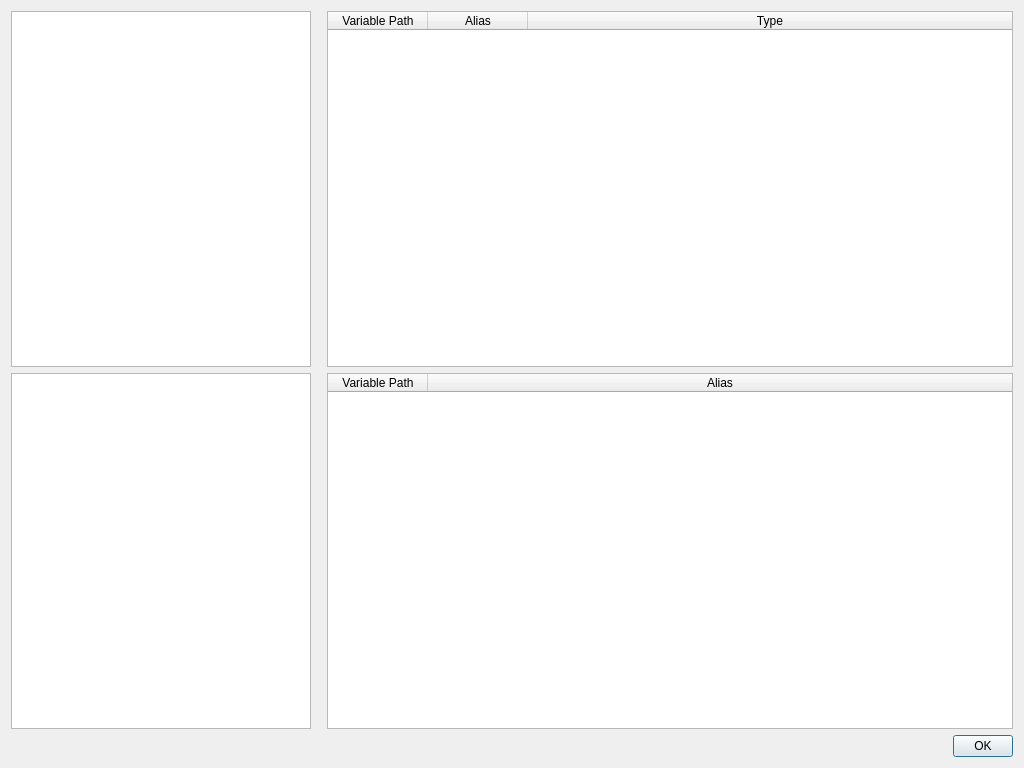
First picture: the form in gui/views/ui_files/loadSimulationTree.ui, repository feslima/metacontrol, before the edit.
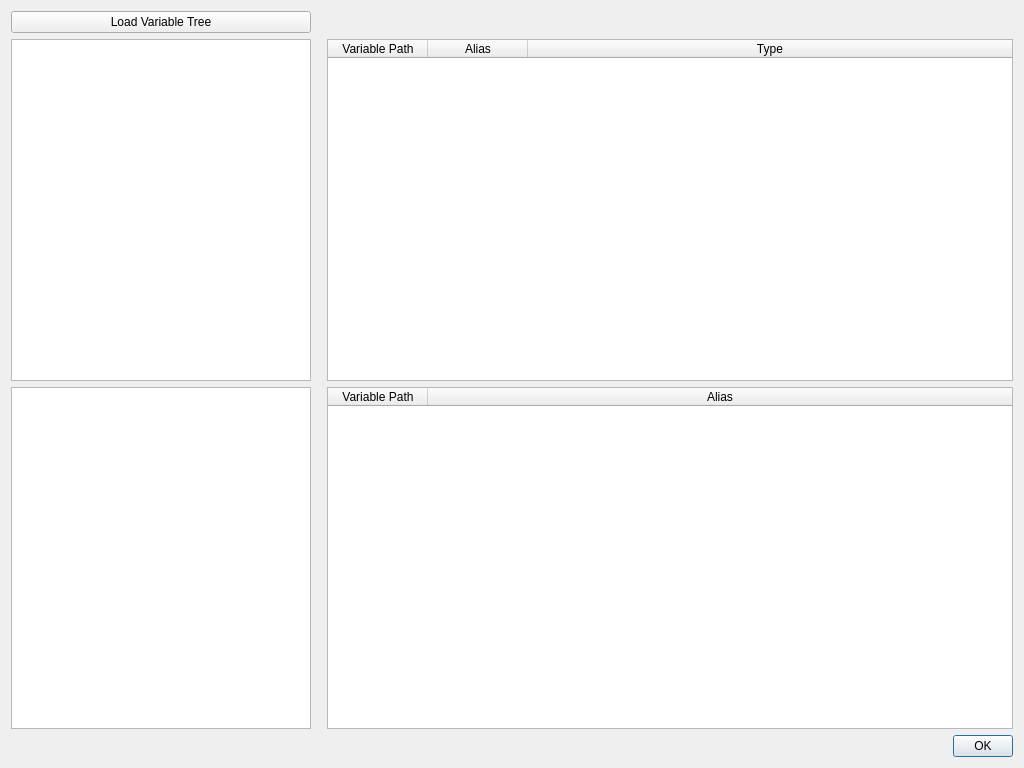
Second picture: the form after the edit.

What changed in the file:
```diff
--- a/gui/views/ui_files/loadSimulationTree.ui
+++ b/gui/views/ui_files/loadSimulationTree.ui
@@ -14,7 +14,7 @@
    <string>Dialog</string>
   </property>
   <layout class="QGridLayout" name="gridLayout">
-   <item row="0" column="1">
+   <item row="1" column="1">
     <spacer name="horizontalSpacer">
      <property name="orientation">
       <enum>Qt::Horizontal</enum>
@@ -31,6 +31,32 @@
     </spacer>
    </item>
    <item row="2" column="2">
+    <widget class="QTableWidget" name="tableWidgetOutput">
+     <property name="selectionBehavior">
+      <enum>QAbstractItemView::SelectItems</enum>
+     </property>
+     <property name="sortingEnabled">
+      <bool>true</bool>
+     </property>
+     <attribute name="horizontalHeaderMinimumSectionSize">
+      <number>61</number>
+     </attribute>
+     <attribute name="horizontalHeaderStretchLastSection">
+      <bool>true</bool>
+     </attribute>
+     <column>
+      <property name="text">
+       <string>Variable Path</string>
+      </property>
+     </column>
+     <column>
+      <property name="text">
+       <string>Alias</string>
+      </property>
+     </column>
+    </widget>
+   </item>
+   <item row="3" column="2">
     <layout class="QHBoxLayout" name="horizontalLayout_2">
      <item>
       <spacer name="horizontalSpacer_2">
@@ -63,7 +89,7 @@
      </item>
     </layout>
    </item>
-   <item row="0" column="2">
+   <item row="1" column="2">
     <widget class="QTableWidget" name="tableWidgetInput">
      <property name="styleSheet">
       <string notr="true"/>
@@ -100,52 +126,7 @@
      </column>
     </widget>
    </item>
-   <item row="1" column="2">
-    <widget class="QTableWidget" name="tableWidgetOutput">
-     <property name="selectionBehavior">
-      <enum>QAbstractItemView::SelectItems</enum>
-     </property>
-     <property name="sortingEnabled">
-      <bool>true</bool>
-     </property>
-     <attribute name="horizontalHeaderMinimumSectionSize">
-      <number>61</number>
-     </attribute>
-     <attribute name="horizontalHeaderStretchLastSection">
-      <bool>true</bool>
-     </attribute>
-     <column>
-      <property name="text">
-       <string>Variable Path</string>
-      </property>
-     </column>
-     <column>
-      <property name="text">
-       <string>Alias</string>
-      </property>
-     </column>
-    </widget>
-   </item>
-   <item row="0" column="0">
-    <widget class="QTreeView" name="treeViewInput">
-     <property name="minimumSize">
-      <size>
-       <width>300</width>
-       <height>0</height>
-      </size>
-     </property>
-     <property name="maximumSize">
-      <size>
-       <width>300</width>
-       <height>16777215</height>
-      </size>
-     </property>
-     <property name="styleSheet">
-      <string notr="true"/>
-     </property>
-    </widget>
-   </item>
-   <item row="1" column="0">
+   <item row="2" column="0">
     <widget class="QTreeView" name="treeViewOutput">
      <property name="minimumSize">
       <size>
@@ -161,6 +142,32 @@
      </property>
     </widget>
    </item>
+   <item row="1" column="0">
+    <widget class="QTreeView" name="treeViewInput">
+     <property name="minimumSize">
+      <size>
+       <width>300</width>
+       <height>0</height>
+      </size>
+     </property>
+     <property name="maximumSize">
+      <size>
+       <width>300</width>
+       <height>16777215</height>
+      </size>
+     </property>
+     <property name="styleSheet">
+      <string notr="true"/>
+     </property>
+    </widget>
+   </item>
+   <item row="0" column="0">
+    <widget class="QPushButton" name="pushButtonLoadTreeFromFile">
+     <property name="text">
+      <string>Load Variable Tree</string>
+     </property>
+    </widget>
+   </item>
   </layout>
  </widget>
  <resources/>
```
